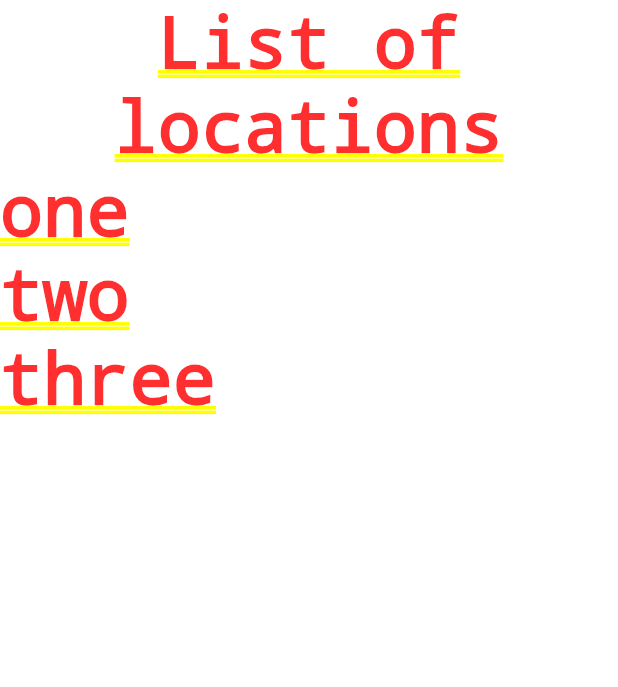
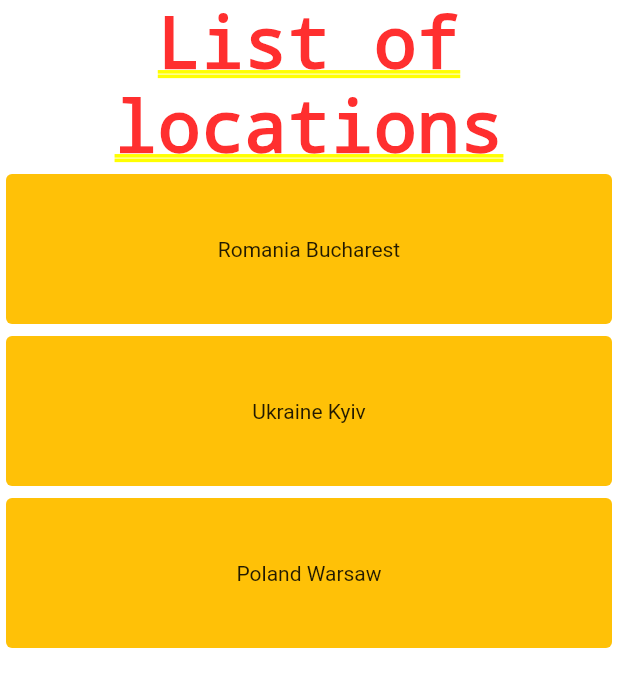
Before and after one commit to ovicristurean/CostOfLiving, a Flutter app: the screen it shows after launch, on a phone screen of 412 x 824 dp. Shown: the top 687 px of the screen. Run offline on Flutter 3.47's test engine with Material 2 defaults, Android fonts, the phone set to English and light mode, and no system bars; missing offline and left inert: dart:ffi.

Commit message:
create location models and separate screen into widgets

```diff
--- /dev/null
+++ b/cost_of_living/lib/presentation/model/location_view_data.dart
@@ -0,0 +1,53 @@
+import 'package:cost_of_living/domain/model/city_model.dart';
+
+class LocationViewData {
+  final String cityName;
+  final String countryName;
+
+  const LocationViewData({
+    required this.cityName,
+    required this.countryName,
+  });
+
+  @override
+  bool operator ==(Object other) =>
+      identical(this, other) ||
+      (other is LocationViewData &&
+          runtimeType == other.runtimeType &&
+          cityName == other.cityName &&
+          countryName == other.countryName);
+
+  @override
+  int get hashCode => cityName.hashCode ^ countryName.hashCode;
+
+  @override
+  String toString() =>
+      'CityViewData{ cityName: $cityName, countryName: $countryName,}';
+
+  LocationViewData copyWith({
+    String? cityName,
+    String? countryName,
+  }) {
+    return LocationViewData(
+      cityName: cityName ?? this.cityName,
+      countryName: countryName ?? this.countryName,
+    );
+  }
+
+  Map<String, dynamic> toMap() {
+    return {
+      'cityName': this.cityName,
+      'countryName': this.countryName,
+    };
+  }
+
+  factory LocationViewData.fromMap(Map<String, dynamic> map) {
+    return LocationViewData(
+      cityName: map['cityName'] as String,
+      countryName: map['countryName'] as String,
+    );
+  }
+}
+
+LocationViewData toViewData(LocationModel locationModel) => LocationViewData(
+    cityName: locationModel.cityName, countryName: locationModel.countryName);
--- a/cost_of_living/lib/presentation/screens/home_screen.dart
+++ b/cost_of_living/lib/presentation/screens/home_screen.dart
@@ -1,3 +1,4 @@
+import 'package:cost_of_living/presentation/model/location_view_data.dart';
 import 'package:cost_of_living/presentation/widgets/locations_list.dart';
 import 'package:flutter/material.dart';
 
@@ -15,7 +16,13 @@ class HomeScreen extends StatelessWidget {
             "List of locations",
             textAlign: TextAlign.center,
           ),
-          LocationsList(),
+          LocationsList(
+            elements: [
+              LocationViewData(cityName: "Bucharest", countryName: "Romania"),
+              LocationViewData(cityName: "Kyiv", countryName: "Ukraine"),
+              LocationViewData(cityName: "Warsaw", countryName: "Poland")
+            ],
+          ),
         ],
       ),
     );
--- /dev/null
+++ b/cost_of_living/lib/presentation/widgets/location_item.dart
@@ -0,0 +1,28 @@
+import 'package:cost_of_living/presentation/model/location_view_data.dart';
+import 'package:flutter/material.dart';
+
+class LocationItem extends StatefulWidget {
+  final LocationViewData location;
+
+  const LocationItem({Key? key, required this.location}) : super(key: key);
+
+  @override
+  State<LocationItem> createState() => _LocationItemState();
+}
+
+class _LocationItemState extends State<LocationItem> {
+  @override
+  Widget build(BuildContext context) {
+    return Card(
+      elevation: 0,
+      color: Colors.amber,
+      child: SizedBox(
+        width: 300,
+        height: 100,
+        child: Center(
+            child: Text(
+                "${widget.location.countryName} ${widget.location.cityName}")),
+      ),
+    );
+  }
+}
--- a/cost_of_living/lib/presentation/widgets/locations_list.dart
+++ b/cost_of_living/lib/presentation/widgets/locations_list.dart
@@ -1,17 +1,24 @@
+import 'package:cost_of_living/presentation/model/location_view_data.dart';
+import 'package:cost_of_living/presentation/widgets/location_item.dart';
 import 'package:flutter/material.dart';
 
-class LocationsList extends StatelessWidget {
-  const LocationsList({Key? key}) : super(key: key);
+class LocationsList extends StatefulWidget {
+  final List<LocationViewData> elements;
+
+  const LocationsList({Key? key, required this.elements}) : super(key: key);
 
   @override
+  State<LocationsList> createState() => _LocationsListState();
+}
+
+class _LocationsListState extends State<LocationsList> {
+  @override
   Widget build(BuildContext context) {
-    var elements = ["one", "two", "three"];
-
     return ListView.builder(
       shrinkWrap: true,
-      itemCount: elements.length,
+      itemCount: widget.elements.length,
       itemBuilder: (context, index) {
-        return Text(elements[index]);
+        return LocationItem(location: widget.elements[index]);
       },
     );
   }
```
Also changed, not shown: cost_of_living/lib/data/model/location.dart (added, +84 -0 lines), cost_of_living/lib/domain/mapper/location_mapper.dart (added, +10 -0 lines), cost_of_living/lib/domain/model/city_model.dart (added, +56 -0 lines), 1 other file.
